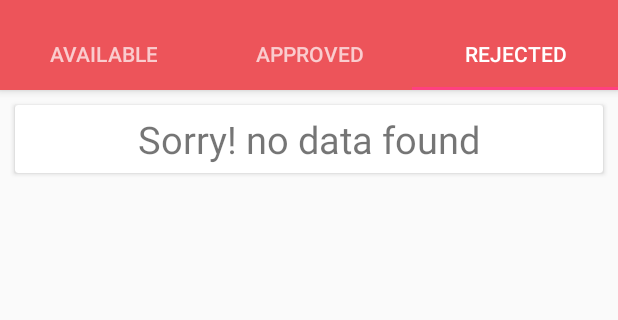
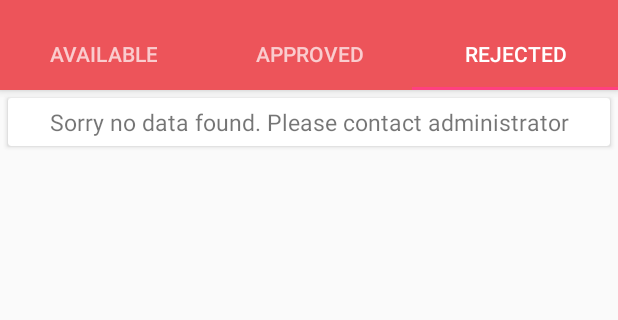
Before and after one commit to dhananjayt28/Gurukul-Android-App-Marg, an Android app: the AvailableFragment screen opened directly, with no data from a screen before it, tab 3 chosen, on a phone screen of 412 x 824 dp, the part 66-386 px from its top. Run offline under Robolectric (Android 15) with nearby library versions, the phone set to English and light mode, and no system bars; our stand-ins replace Volley; 3 statements that could not run were skipped.

Commit message:
No data found complete

```diff
--- a/app/src/main/res/layout/nodatafound.xml
+++ b/app/src/main/res/layout/nodatafound.xml
@@ -7,16 +7,16 @@
         android:id="@+id/card1"
         android:layout_width="match_parent"
         android:layout_height="wrap_content"
-        android:layout_margin="10dp"
-        android:padding="10dp">
+        android:layout_margin="5dp"
+        android:padding="5dp">
 
         <TextView
             android:layout_width="match_parent"
             android:layout_height="wrap_content"
-            android:text="Sorry! no data found"
+            android:text="@string/sorrynodata"
             android:padding="5dp"
             android:gravity="center"
-            android:textSize="25dp"/>
+            android:textSize="15dp"/>
 
     </android.support.v7.widget.CardView>
 
--- a/app/src/main/res/values/strings.xml
+++ b/app/src/main/res/values/strings.xml
@@ -179,6 +179,7 @@
     <string name="selectcountry">Select Country *</string>
     <string name="enter_the_year_you_join">Enter The Year You Join</string>
     <string name="comment">Comment To Approver</string>
+    <string name="sorrynodata">Sorry no data found. Please contact administrator</string>
 
     <!-- TODO: Remove or change this placeholder text -->
     <string name="hello_blank_fragment">Hello blank fragment</string>
```
